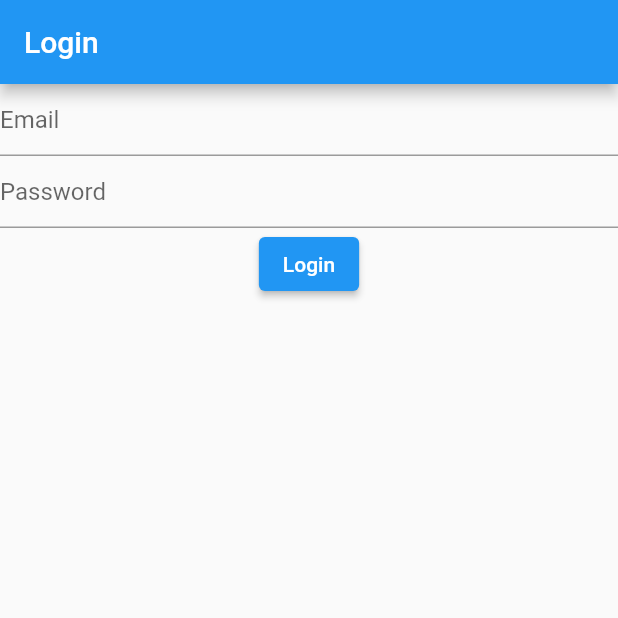
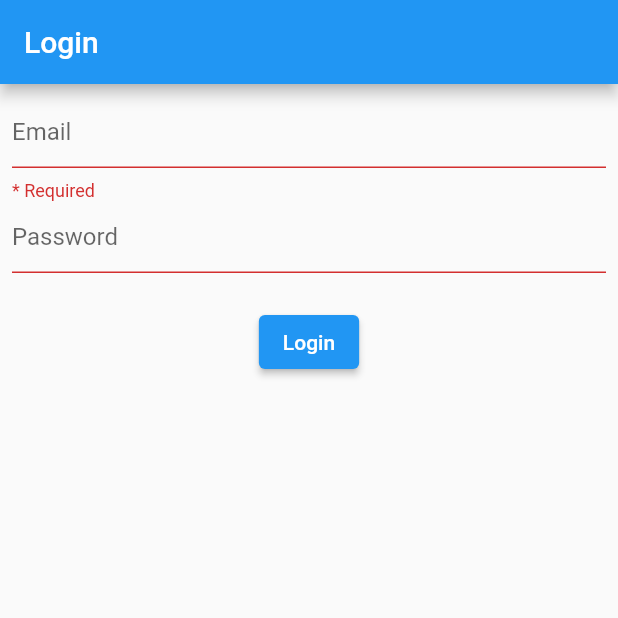
Before and after one commit to arjun-sasidharan/TestSample, a Flutter app: the screen it shows after launch, after a tap on "Login", on a phone screen of 412 x 824 dp, the top half of it. Run offline on Flutter 3.47's test engine with Material 2 defaults, Android fonts, the phone set to English and light mode, and no system bars; our stand-ins replace dartz, dio, flutter_secure_storage, get.

Commit message:
Add login page ui & application layer

```diff
--- a/lib/application/login_controller.dart
+++ b/lib/application/login_controller.dart
@@ -1,23 +1,63 @@
+import 'package:dartz/dartz.dart';
 import 'package:flutter/cupertino.dart';
 import 'package:get/get.dart';
 import 'package:test_sample/domain/i_login_repository.dart';
+import 'package:test_sample/domain/login_response_model.dart';
+import 'package:test_sample/infrastructure/login_repository.dart';
+import 'package:test_sample/presentation/product_page.dart';
+import 'package:test_sample/storage/storage.dart';
 
 class LoginController extends GetxController {
+  final ILoginRepository _loginRepository = LoginRepository();
   TextEditingController emailController = TextEditingController();
   TextEditingController passwordController = TextEditingController();
+  String loginErrorText = "";
 
-  login() {
+  String passwordTextFieldErrorText = "";
+  String emailTextFieldErrorText = "";
+
+  login() async {
       if (emailController.text.isEmpty) {
+        emailTextFieldErrorText = "* Required";
+        update();
         return;
       }
       if (!emailController.text.isEmail) {
+        emailTextFieldErrorText = "Enter a valid email ID";
+        update();
          return;
       }
       if (passwordController.text.isEmpty) {
+        passwordTextFieldErrorText = "* Required";
+        update();
         return;
       }
 
+     Either<String,User?> res = await _loginRepository.login(
+     emailController.text, passwordController.text);
+      res.fold((l) {
+        //todo: show error message
+        loginErrorText = l;
 
+      }, (user) {
+        loginErrorText = "";
+        if (user != null) {
+          if (user.userToken != null) {
+            saveToken(user.userToken!);
+            // todo: route to product screen
+            Get.to(const ProductPage());
+          }
+        }
+      });
+
+    update();
   }
 
+  saveToken(String token) async {
+    Storage.write("token", token);
+  }
+
+
+
+
 }
--- a/lib/presentation/login_page.dart
+++ b/lib/presentation/login_page.dart
@@ -12,19 +12,40 @@ class LoginPage extends StatelessWidget {
         init: LoginController(),
         builder: (c) {
           return Scaffold(
-          appBar: AppBar(title: Text('Login'),),
-          body: Column(
+            appBar: AppBar(
+              title: const Text('Login'),
+            ),
+            body: Padding(
+              padding: const EdgeInsets.all(8.0),
+              child: Column(
                 children: [
-              TextFormField(controller: c.emailController, decoration: InputDecoration(hintText: "Email"),),
-              TextFormField(controller: c.passwordController, obscureText: true, decoration: InputDecoration(hintText: "Password"),),
-
-              ElevatedButton(onPressed: () {
-
-              }, child: Text('Login'))
+                  TextFormField(
+                    controller: c.emailController,
+                    decoration: InputDecoration(
+                      hintText: "Email",
+                      errorText: c.emailTextFieldErrorText,
+                    ),
+                  ),
+                  TextFormField(
+                    controller: c.passwordController,
+                    obscureText: true,
+                    decoration: InputDecoration(
+                      hintText: "Password",
+                      errorText: c.passwordTextFieldErrorText,
+                    ),
+                  ),
+                  ElevatedButton(
+                      onPressed: () {
+                        c.login();
+                      },
+                      child: const Text('Login')),
+                  const SizedBox(height: 40,),
+                  if (c.loginErrorText.isNotEmpty)
+                    Text(c.loginErrorText, style: const TextStyle(color: Colors.red),)
                 ],
               ),
+            ),
           );
-      }
-    );
+        });
   }
 }
```
Lines whose indentation alone changed are shown as unchanged.
